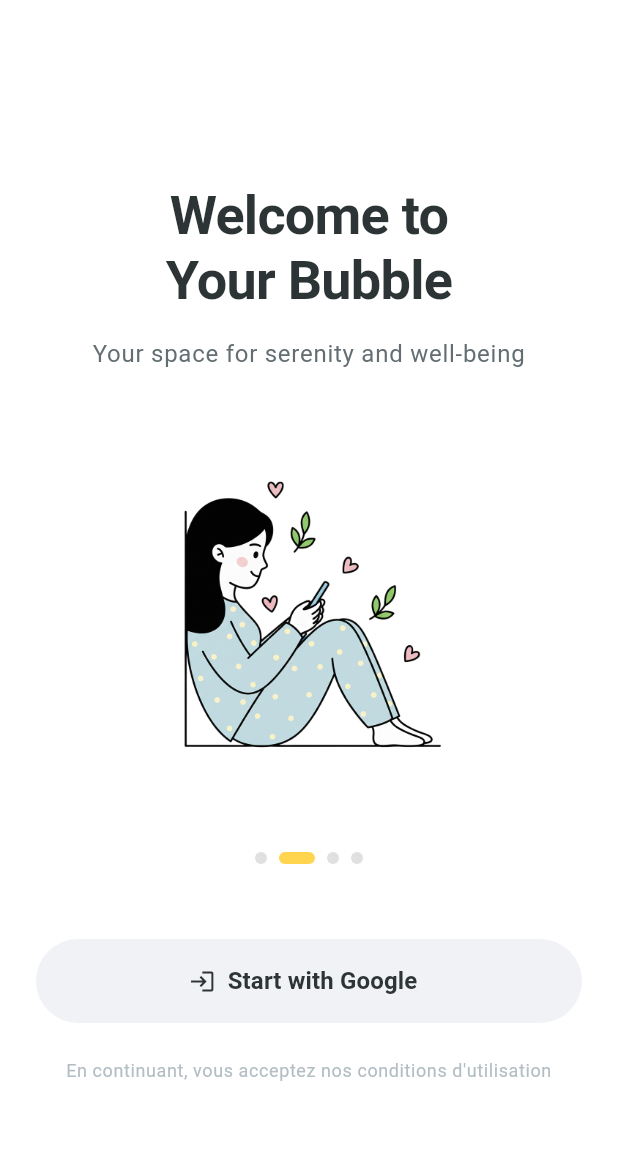
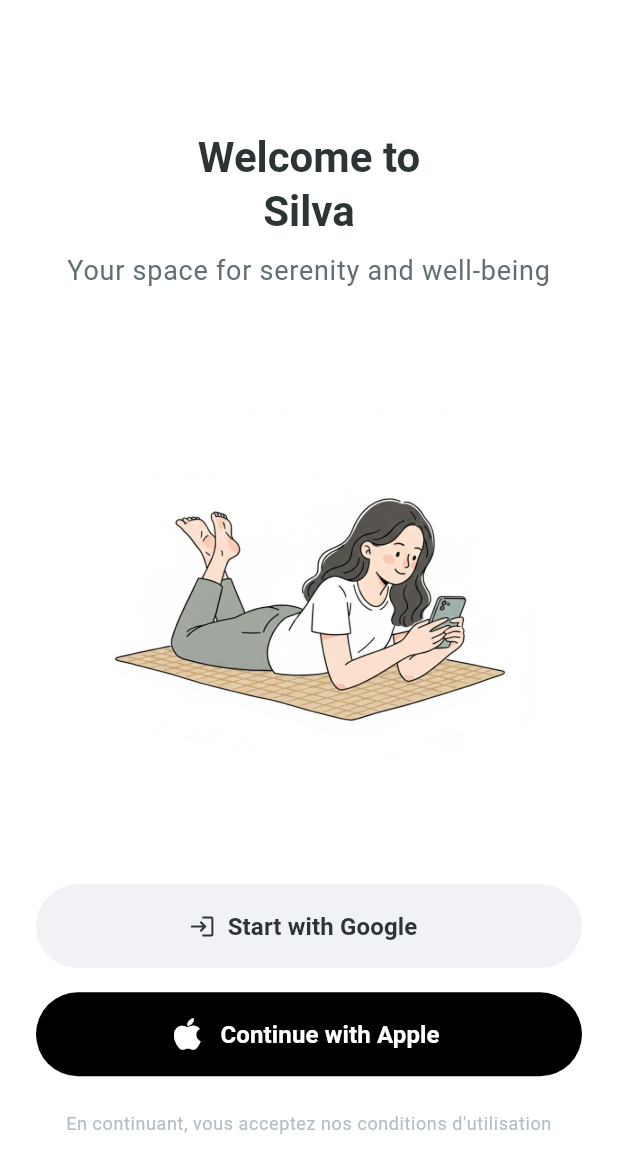
Before and after one commit to rachiddaoud/silva, a Flutter app: the screen it shows after launch, on a phone screen of 412 x 824 dp. Shown: the top 1173 px of the screen. Run offline on Flutter 3.47's test engine with Material 3 defaults, Android fonts, the phone set to English and light mode, and no system bars; our stand-ins replace audioplayers, cloud_firestore, firebase_auth, firebase_core, flutter_local_notifications, google_fonts and 4 more; accounts and stored records are empty; network calls fail.

Commit message:
feat: update app branding to Silva and redesign the login screen UI with a new image.

```diff
--- a/lib/l10n/app_en.arb
+++ b/lib/l10n/app_en.arb
@@ -1,5 +1,5 @@
 {
-  "appTitle": "My Little Steps",
+  "appTitle": "Silva",
   "victoriesTitle": "Victories",
   "congratulationsMessage": "Well done! You completed {count} victor{pluralSuffix} today.",
   "@congratulationsMessage": {
@@ -58,7 +58,7 @@
       }
     }
   },
-  "welcomeTitle": "Welcome to\nYour Bubble",
+  "welcomeTitle": "Welcome to\nSilva",
   "welcomeSubtitle": "Your space for serenity and well-being",
   "continueWithGoogle": "Start with Google",
   "finishDayTitle": "Finish {date}",
--- a/lib/l10n/app_fr.arb
+++ b/lib/l10n/app_fr.arb
@@ -1,5 +1,5 @@
 {
-  "appTitle": "Mes Petits Pas",
+  "appTitle": "Silva",
   "victoriesTitle": "Victoires",
   "congratulationsMessage": "Bravo ! Vous avez terminé {count} victoire{pluralSuffix} aujourd'hui.",
   "@congratulationsMessage": {
@@ -58,7 +58,7 @@
       }
     }
   },
-  "welcomeTitle": "Bienvenue",
+  "welcomeTitle": "Bienvenue sur\nSilva",
   "welcomeSubtitle": "Votre espace de sérénité",
   "continueWithGoogle": "Commencer avec Google",
   "finishDayTitle": "Terminer {date}",
--- a/lib/l10n/app_localizations.dart
+++ b/lib/l10n/app_localizations.dart
@@ -101,7 +101,7 @@
   /// No description provided for @appTitle.
   ///
   /// In fr, this message translates to:
-  /// **'Mes Petits Pas'**
+  /// **'Silva'**
   String get appTitle;
 
   /// No description provided for @victoriesTitle.
@@ -353,7 +353,7 @@
   /// No description provided for @welcomeTitle.
   ///
   /// In fr, this message translates to:
-  /// **'Bienvenue'**
+  /// **'Bienvenue sur\nSilva'**
   String get welcomeTitle;
 
   /// No description provided for @welcomeSubtitle.
--- a/lib/l10n/app_localizations_en.dart
+++ b/lib/l10n/app_localizations_en.dart
@@ -9,7 +9,7 @@
   AppLocalizationsEn([String locale = 'en']) : super(locale);
 
   @override
-  String get appTitle => 'My Little Steps';
+  String get appTitle => 'Silva';
 
   @override
   String get victoriesTitle => 'Victories';
@@ -140,7 +140,7 @@
   }
 
   @override
-  String get welcomeTitle => 'Welcome to\nYour Bubble';
+  String get welcomeTitle => 'Welcome to\nSilva';
 
   @override
   String get welcomeSubtitle => 'Your space for serenity and well-being';
--- a/lib/l10n/app_localizations_fr.dart
+++ b/lib/l10n/app_localizations_fr.dart
@@ -9,7 +9,7 @@
   AppLocalizationsFr([String locale = 'fr']) : super(locale);
 
   @override
-  String get appTitle => 'Mes Petits Pas';
+  String get appTitle => 'Silva';
 
   @override
   String get victoriesTitle => 'Victoires';
@@ -140,7 +140,7 @@
   }
 
   @override
-  String get welcomeTitle => 'Bienvenue';
+  String get welcomeTitle => 'Bienvenue sur\nSilva';
 
   @override
   String get welcomeSubtitle => 'Votre espace de sérénité';
--- a/lib/screens/login_screen.dart
+++ b/lib/screens/login_screen.dart
@@ -15,46 +15,9 @@
   State<LoginScreen> createState() => _LoginScreenState();
 }
 
-class _LoginScreenState extends State<LoginScreen> with SingleTickerProviderStateMixin {
+class _LoginScreenState extends State<LoginScreen> {
   final AuthService _authService = AuthService();
   bool _isLoading = false;
-  late AnimationController _animationController;
-  late Animation<double> _fadeAnimation;
-  late Animation<Offset> _slideAnimation;
-
-  @override
-  void initState() {
-    super.initState();
-    _animationController = AnimationController(
-      vsync: this,
-      duration: const Duration(milliseconds: 1200),
-    );
-
-    _fadeAnimation = Tween<double>(begin: 0.0, end: 1.0).animate(
-      CurvedAnimation(
-        parent: _animationController,
-        curve: const Interval(0.0, 0.6, curve: Curves.easeOut),
-      ),
-    );
-
-    _slideAnimation = Tween<Offset>(
-      begin: const Offset(0, 0.1),
-      end: Offset.zero,
-    ).animate(
-      CurvedAnimation(
-        parent: _animationController,
-        curve: const Interval(0.2, 0.8, curve: Curves.easeOutCubic),
-      ),
-    );
-
-    _animationController.forward();
-  }
-
-  @override
-  void dispose() {
-    _animationController.dispose();
-    super.dispose();
-  }
 
   Future<void> _handleGoogleSignIn() async {
     setState(() {
@@ -94,14 +57,11 @@
     }
   }
 
-  Widget _buildDot({required bool active}) {
-    return Container(
-      margin: const EdgeInsets.symmetric(horizontal: 4),
-      width: active ? 24 : 8,
-      height: 8,
-      decoration: BoxDecoration(
-        color: active ? const Color(0xFFFFD54F) : const Color(0xFFE0E0E0), // Yellow for active, Grey for inactive
-        borderRadius: BorderRadius.circular(4),
+  void _handleAppleSignIn() {
+    ScaffoldMessenger.of(context).showSnackBar(
+      const SnackBar(
+        content: Text('Apple Sign-In coming soon!'),
+        behavior: SnackBarBehavior.floating,
       ),
     );
   }
@@ -115,46 +75,36 @@
       body: SafeArea(
         child: Center(
           child: SingleChildScrollView(
-            padding: const EdgeInsets.all(24.0),
-            child: FadeTransition(
-              opacity: _fadeAnimation,
-              child: SlideTransition(
-                position: _slideAnimation,
+            padding: const EdgeInsets.symmetric(horizontal: 24.0),
             child: Column(
               mainAxisAlignment: MainAxisAlignment.center,
               crossAxisAlignment: CrossAxisAlignment.stretch,
               children: [
-                    const SizedBox(height: 20),
+                const SizedBox(height: 40),
                 // Welcome Text
                 Text(
                   AppLocalizations.of(context)!.welcomeTitle,
-                      style: theme.textTheme.displaySmall?.copyWith(
+                  style: theme.textTheme.headlineMedium?.copyWith(
                     fontWeight: FontWeight.bold,
                     color: const Color(0xFF2D3436),
-                        letterSpacing: -0.5,
-                        height: 1.2,
                   ),
                   textAlign: TextAlign.center,
                 ),
-                    const SizedBox(height: 16),
+                const SizedBox(height: 8),
                 Text(
                   AppLocalizations.of(context)!.welcomeSubtitle,
                   style: theme.textTheme.bodyLarge?.copyWith(
                     color: const Color(0xFF636E72),
-                        height: 1.5,
-                        fontSize: 16,
                   ),
                   textAlign: TextAlign.center,
                 ),
-                    const SizedBox(height: 40),
+                const SizedBox(height: 48),
 
-                    // App Doodle
+                // Main Image
                 Container(
-                      height: 250,
-                      width: double.infinity,
-                      padding: const EdgeInsets.symmetric(horizontal: 20),
+                  constraints: const BoxConstraints(maxHeight: 300),
                   child: Image.asset(
-                        'assets/doodles/login_doodle.png',
+                    'assets/doodles/login.jpg',
                     fit: BoxFit.contain,
                     errorBuilder: (context, error, stackTrace) => Icon(
                       Icons.image_not_supported_rounded,
@@ -163,25 +113,14 @@
                     ),
                   ),
                 ),
-                    const SizedBox(height: 30),
+                const SizedBox(height: 48),
 
-                    // Pagination Dots
-                    Row(
-                      mainAxisAlignment: MainAxisAlignment.center,
-                      children: [
-                        _buildDot(active: false),
-                        _buildDot(active: true),
-                        _buildDot(active: false),
-                        _buildDot(active: false),
-                      ],
-                    ),
-                    const SizedBox(height: 50),
-
-                    // Login Button
-                    _isLoading
-                        ? const Center(child: CircularProgressIndicator())
-                        : SizedBox(
-                            width: double.infinity,
+                // Buttons
+                if (_isLoading)
+                  const Center(child: CircularProgressIndicator())
+                else ...[
+                  // Google Button
+                  SizedBox(
                     height: 56,
                     child: ElevatedButton.icon(
                       onPressed: _handleGoogleSignIn,
@@ -199,15 +138,42 @@
                         ),
                       ),
                       style: ElevatedButton.styleFrom(
-                                backgroundColor: const Color(0xFFF1F2F6), // Light grey background
+                        backgroundColor: const Color(0xFFF1F2F6),
                         foregroundColor: const Color(0xFF2D3436),
                         elevation: 0,
                         shape: RoundedRectangleBorder(
-                                  borderRadius: BorderRadius.circular(30), // Fully rounded
+                          borderRadius: BorderRadius.circular(30),
                         ),
                       ),
                     ),
                   ),
+                  const SizedBox(height: 16),
+
+                  // Apple Button (Placeholder)
+                  SizedBox(
+                    height: 56,
+                    child: ElevatedButton.icon(
+                      onPressed: _handleAppleSignIn,
+                      icon: const Icon(Icons.apple, size: 28, color: Colors.white),
+                      label: const Text(
+                        'Continue with Apple',
+                        style: TextStyle(
+                          fontSize: 16,
+                          fontWeight: FontWeight.w600,
+                        ),
+                      ),
+                      style: ElevatedButton.styleFrom(
+                        backgroundColor: Colors.black,
+                        foregroundColor: Colors.white,
+                        elevation: 0,
+                        shape: RoundedRectangleBorder(
+                          borderRadius: BorderRadius.circular(30),
+                        ),
+                      ),
+                    ),
+                  ),
+                ],
+
                 const SizedBox(height: 24),
                 Text(
                   "En continuant, vous acceptez nos conditions d'utilisation",
@@ -217,9 +183,8 @@
                   ),
                   textAlign: TextAlign.center,
                 ),
+                const SizedBox(height: 20),
               ],
-                ),
-              ),
             ),
           ),
         ),
```
Also changed, not shown: assets/doodles/login.jpg (added), 1 other file. Lines whose indentation alone changed are shown as unchanged.
